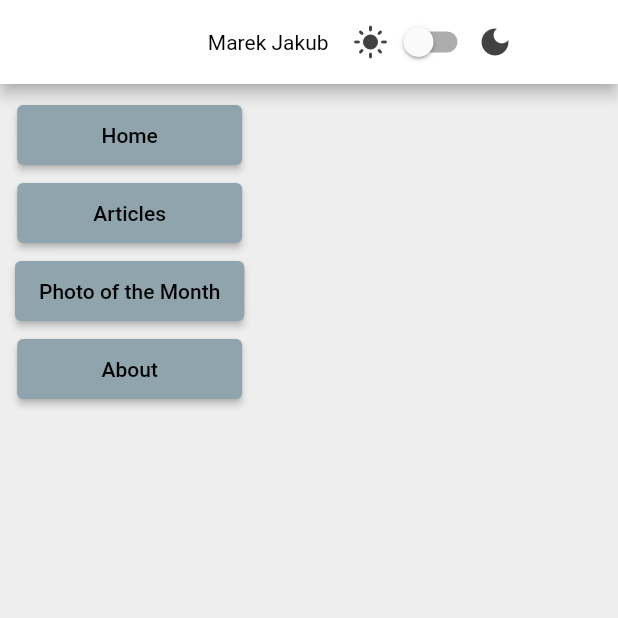
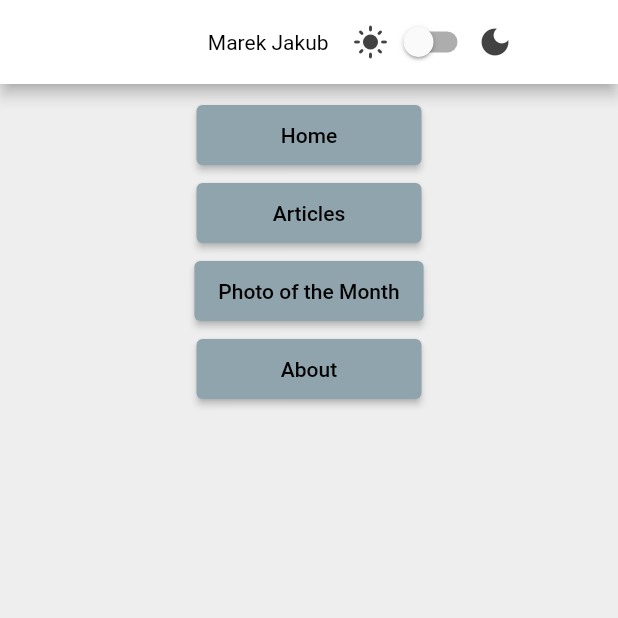
Before and after one commit to marek-jakub/personal_flutter, a Flutter app: the screen it shows after launch, on a phone screen of 412 x 824 dp, the top half of it. Run offline on Flutter 3.47's test engine with Material 2 defaults, Android fonts, the phone set to English and light mode, and no system bars; our stand-ins replace google_fonts, sizer; missing offline and left inert: markup_text.

Commit message:
Implement body in container and scroll view.

```diff
--- a/lib/screens/welcome_screen.dart
+++ b/lib/screens/welcome_screen.dart
@@ -38,11 +38,16 @@ class _WelcomeScreenState extends State<WelcomeScreen> {
                   child: Icon(Icons.dark_mode)),
             ],
           ),
-          body: screenWidth < 700
-              ? smallScreenLayout()
-              : screenWidth < 1200
-                  ? mediumScreenLayout()
-                  : largeScreenLayout(),
+          body: Container(
+            alignment: Alignment.topCenter,
+            child: SingleChildScrollView(
+              child: screenWidth < 700
+                  ? smallScreenLayout()
+                  : screenWidth < 1200
+                      ? mediumScreenLayout()
+                      : largeScreenLayout(),
+            ),
+          ),
         );
       },
     );
```
